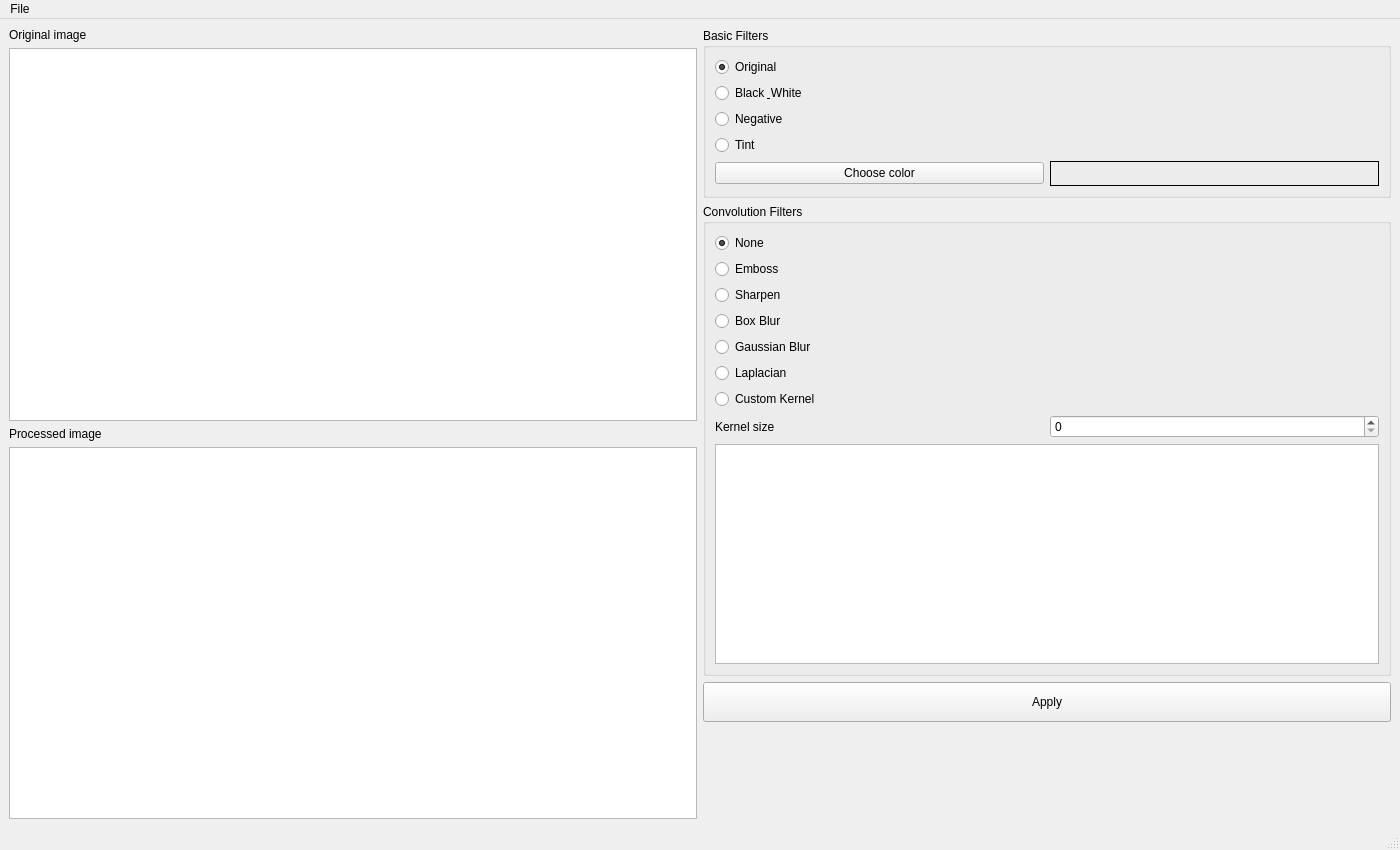
Above: gui/mainwindow.ui from TarasovaAlina/PhotoLab before the change. Below: the same form after it.
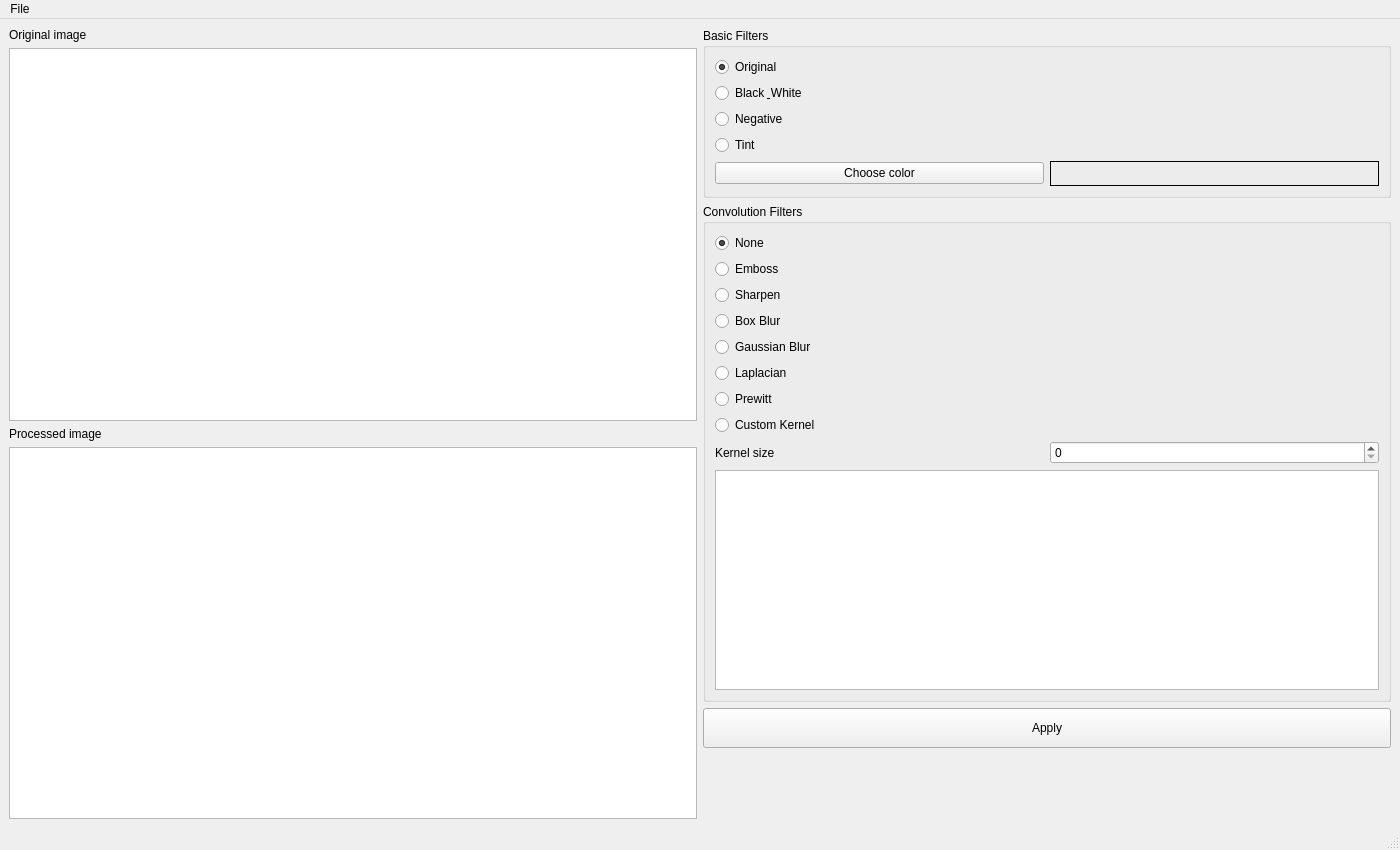
That is the form after the change.

Commit message: Add Prewitt filter. Have to add tests.

```diff
--- a/gui/mainwindow.ui
+++ b/gui/mainwindow.ui
@@ -211,6 +211,14 @@
           </widget>
          </item>
 
+         <item>
+          <widget class="QRadioButton" name="radioPrewitt">
+           <property name="text">
+            <string>Prewitt</string>
+           </property>
+          </widget>
+         </item>
+
          <item>
           <widget class="QRadioButton" name="radioCustomKernel">
            <property name="text">
```
Left out of the diff: 3 changed lines with no effect on the pictures. The commit also changes 5 other files.
